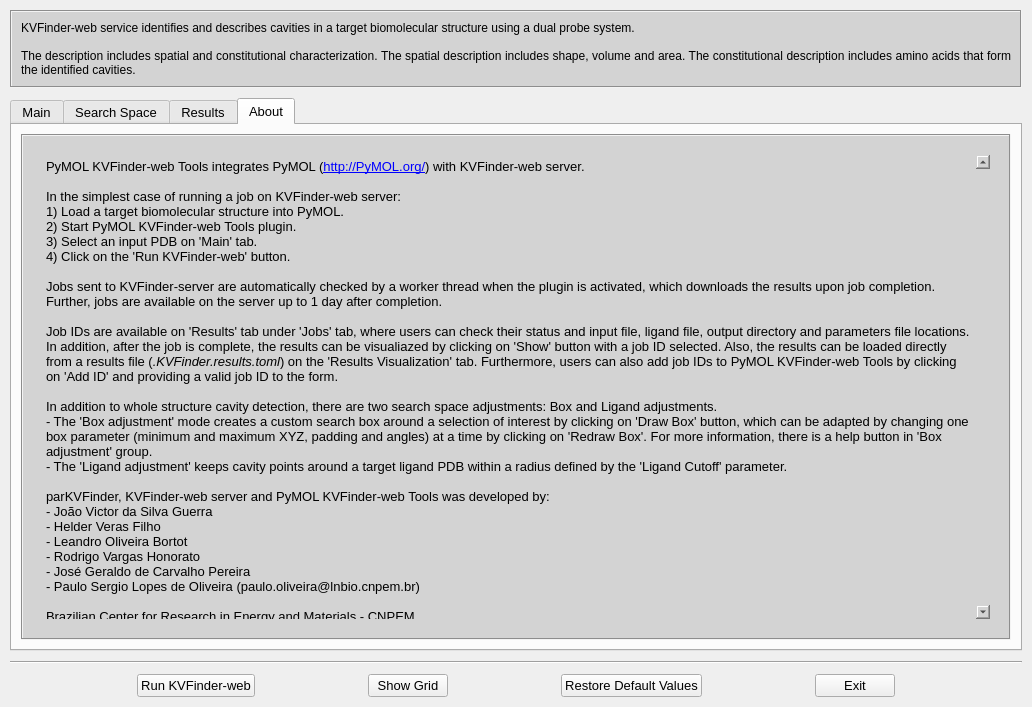
LBC-LNBio/PyMOL-KVFinder-web-Tools, file PyMOL-KVFinder-web-tools/PyMOL-KVFinder-web-tools.ui: the form before one commit.
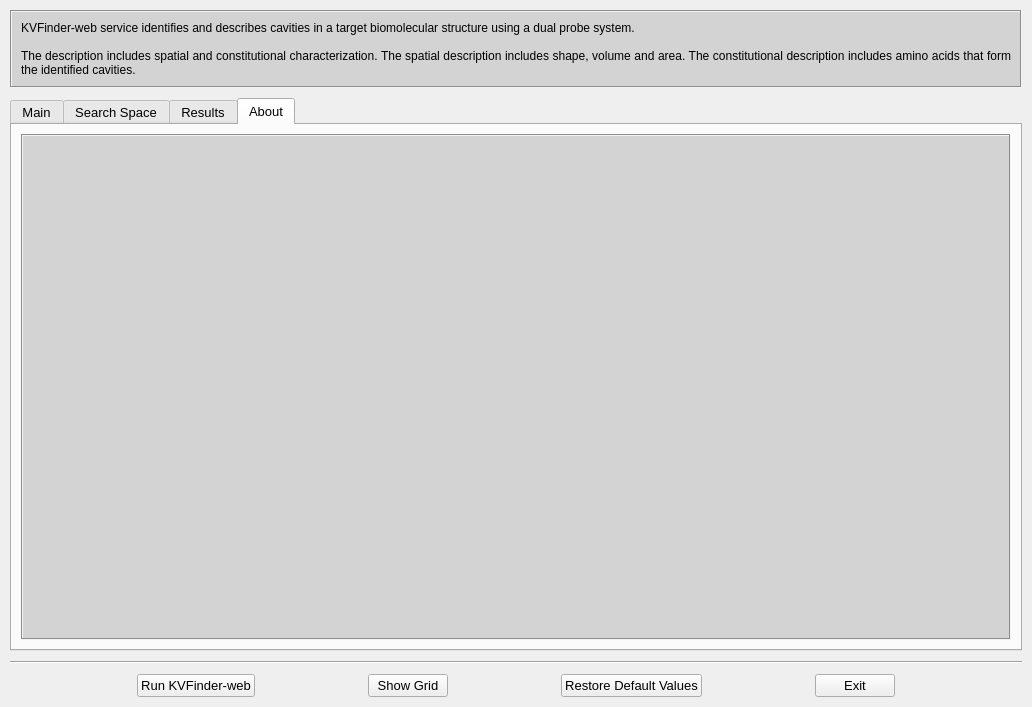
The form after the commit. The open tabs and pages were chosen to show the change.

Commit message: Update PyMOL plugin client messages

Diff of the .ui file:
```diff
--- a/PyMOL-KVFinder-web-tools/PyMOL-KVFinder-web-tools.ui
+++ b/PyMOL-KVFinder-web-tools/PyMOL-KVFinder-web-tools.ui
@@ -2053,41 +2053,8 @@
            <string>&lt;!DOCTYPE HTML PUBLIC &quot;-//W3C//DTD HTML 4.0//EN&quot; &quot;http://www.w3.org/TR/REC-html40/strict.dtd&quot;&gt;
 &lt;html&gt;&lt;head&gt;&lt;meta name=&quot;qrichtext&quot; content=&quot;1&quot; /&gt;&lt;style type=&quot;text/css&quot;&gt;
 p, li { white-space: pre-wrap; }
-&lt;/style&gt;&lt;/head&gt;&lt;body style=&quot; font-family:'Sans Serif'; font-size:9pt; font-weight:400; font-style:normal;&quot;&gt;
-&lt;p style=&quot; margin-top:0px; margin-bottom:0px; margin-left:0px; margin-right:0px; -qt-block-indent:0; text-indent:0px;&quot;&gt;&lt;span style=&quot; font-size:10pt;&quot;&gt;PyMOL KVFinder-web Tools integrates PyMOL (&lt;/span&gt;&lt;a href=&quot;http://PyMOL.org/&quot;&gt;&lt;span style=&quot; font-size:10pt; text-decoration: underline; color:#0000ff;&quot;&gt;http://PyMOL.org/&lt;/span&gt;&lt;/a&gt;&lt;span style=&quot; font-size:10pt;&quot;&gt;) with KVFinder-web server.&lt;/span&gt;&lt;/p&gt;
-&lt;p style=&quot;-qt-paragraph-type:empty; margin-top:0px; margin-bottom:0px; margin-left:0px; margin-right:0px; -qt-block-indent:0; text-indent:0px; font-size:10pt;&quot;&gt;&lt;br /&gt;&lt;/p&gt;
-&lt;p style=&quot; margin-top:0px; margin-bottom:0px; margin-left:0px; margin-right:0px; -qt-block-indent:0; text-indent:0px;&quot;&gt;&lt;span style=&quot; font-size:10pt;&quot;&gt;In the simplest case of running a job on KVFinder-web server:&lt;/span&gt;&lt;/p&gt;
-&lt;p style=&quot; margin-top:0px; margin-bottom:0px; margin-left:0px; margin-right:0px; -qt-block-indent:0; text-indent:0px;&quot;&gt;&lt;span style=&quot; font-size:10pt;&quot;&gt;1) Load a target biomolecular structure into PyMOL.&lt;/span&gt;&lt;/p&gt;
-&lt;p style=&quot; margin-top:0px; margin-bottom:0px; margin-left:0px; margin-right:0px; -qt-block-indent:0; text-indent:0px;&quot;&gt;&lt;span style=&quot; font-size:10pt;&quot;&gt;2) Start PyMOL KVFinder-web Tools plugin.&lt;/span&gt;&lt;/p&gt;
-&lt;p style=&quot; margin-top:0px; margin-bottom:0px; margin-left:0px; margin-right:0px; -qt-block-indent:0; text-indent:0px;&quot;&gt;&lt;span style=&quot; font-size:10pt;&quot;&gt;3) Select an input PDB on 'Main' tab.&lt;/span&gt;&lt;/p&gt;
-&lt;p style=&quot; margin-top:0px; margin-bottom:0px; margin-left:0px; margin-right:0px; -qt-block-indent:0; text-indent:0px;&quot;&gt;&lt;span style=&quot; font-size:10pt;&quot;&gt;4) Click on the 'Run KVFinder-web' button.&lt;/span&gt;&lt;/p&gt;
-&lt;p style=&quot;-qt-paragraph-type:empty; margin-top:0px; margin-bottom:0px; margin-left:0px; margin-right:0px; -qt-block-indent:0; text-indent:0px; font-size:10pt;&quot;&gt;&lt;br /&gt;&lt;/p&gt;
-&lt;p style=&quot; margin-top:0px; margin-bottom:0px; margin-left:0px; margin-right:0px; -qt-block-indent:0; text-indent:0px;&quot;&gt;&lt;span style=&quot; font-size:10pt;&quot;&gt;Jobs sent to KVFinder-server are automatically checked by a worker thread when the plugin is activated, which downloads the results upon job completion. Further, jobs are available on the server up to 1 day after completion.&lt;/span&gt;&lt;/p&gt;
-&lt;p style=&quot;-qt-paragraph-type:empty; margin-top:0px; margin-bottom:0px; margin-left:0px; margin-right:0px; -qt-block-indent:0; text-indent:0px; font-size:10pt;&quot;&gt;&lt;br /&gt;&lt;/p&gt;
-&lt;p style=&quot; margin-top:0px; margin-bottom:0px; margin-left:0px; margin-right:0px; -qt-block-indent:0; text-indent:0px;&quot;&gt;&lt;span style=&quot; font-size:10pt;&quot;&gt;Job IDs are available on 'Results' tab under 'Jobs' tab, where users can check their status and input file, ligand file, output directory and parameters file locations. In addition, after the job is complete, the results can be visualiazed by clicking on 'Show' button with a job ID selected. Also, the results can be loaded directly from a results file (&lt;/span&gt;&lt;span style=&quot; font-size:10pt; font-style:italic;&quot;&gt;.KVFinder.results.toml&lt;/span&gt;&lt;span style=&quot; font-size:10pt;&quot;&gt;) on the 'Results Visualization' tab. Furthermore, users can also add job IDs to PyMOL KVFinder-web Tools by clicking on 'Add ID' and providing a valid job ID to the form.&lt;/span&gt;&lt;/p&gt;
-&lt;p style=&quot;-qt-paragraph-type:empty; margin-top:0px; margin-bottom:0px; margin-left:0px; margin-right:0px; -qt-block-indent:0; text-indent:0px; font-size:10pt;&quot;&gt;&lt;br /&gt;&lt;/p&gt;
-&lt;p style=&quot; margin-top:0px; margin-bottom:0px; margin-left:0px; margin-right:0px; -qt-block-indent:0; text-indent:0px;&quot;&gt;&lt;span style=&quot; font-size:10pt;&quot;&gt;In addition to whole structure cavity detection, there are two search space adjustments: Box and Ligand adjustments.&lt;/span&gt;&lt;/p&gt;
-&lt;p style=&quot; margin-top:0px; margin-bottom:0px; margin-left:0px; margin-right:0px; -qt-block-indent:0; text-indent:0px;&quot;&gt;&lt;span style=&quot; font-size:10pt;&quot;&gt;- The 'Box adjustment' mode creates a custom search box around a selection of interest by clicking on 'Draw Box' button, which can be adapted by changing one box parameter (minimum and maximum XYZ, padding and angles) at a time by clicking on 'Redraw Box'. For more information, there is a help button in 'Box adjustment' group.&lt;/span&gt;&lt;/p&gt;
-&lt;p style=&quot; margin-top:0px; margin-bottom:0px; margin-left:0px; margin-right:0px; -qt-block-indent:0; text-indent:0px;&quot;&gt;&lt;span style=&quot; font-size:10pt;&quot;&gt;- The 'Ligand adjustment' keeps cavity points around a target ligand PDB within a radius defined by the 'Ligand Cutoff' parameter.&lt;/span&gt;&lt;/p&gt;
-&lt;p style=&quot;-qt-paragraph-type:empty; margin-top:0px; margin-bottom:0px; margin-left:0px; margin-right:0px; -qt-block-indent:0; text-indent:0px; font-size:10pt;&quot;&gt;&lt;br /&gt;&lt;/p&gt;
-&lt;p style=&quot; margin-top:0px; margin-bottom:0px; margin-left:0px; margin-right:0px; -qt-block-indent:0; text-indent:0px;&quot;&gt;&lt;span style=&quot; font-size:10pt;&quot;&gt;parKVFinder, KVFinder-web server and PyMOL KVFinder-web Tools was developed by:&lt;/span&gt;&lt;/p&gt;
-&lt;p style=&quot; margin-top:0px; margin-bottom:0px; margin-left:0px; margin-right:0px; -qt-block-indent:0; text-indent:0px;&quot;&gt;&lt;span style=&quot; font-size:10pt;&quot;&gt;- João Victor da Silva Guerra&lt;/span&gt;&lt;/p&gt;
-&lt;p style=&quot; margin-top:0px; margin-bottom:0px; margin-left:0px; margin-right:0px; -qt-block-indent:0; text-indent:0px;&quot;&gt;&lt;span style=&quot; font-size:10pt;&quot;&gt;- Helder Veras Filho&lt;/span&gt;&lt;/p&gt;
-&lt;p style=&quot; margin-top:0px; margin-bottom:0px; margin-left:0px; margin-right:0px; -qt-block-indent:0; text-indent:0px;&quot;&gt;&lt;span style=&quot; font-size:10pt;&quot;&gt;- Leandro Oliveira Bortot&lt;/span&gt;&lt;/p&gt;
-&lt;p style=&quot; margin-top:0px; margin-bottom:0px; margin-left:0px; margin-right:0px; -qt-block-indent:0; text-indent:0px;&quot;&gt;&lt;span style=&quot; font-size:10pt;&quot;&gt;- Rodrigo Vargas Honorato&lt;/span&gt;&lt;/p&gt;
-&lt;p style=&quot; margin-top:0px; margin-bottom:0px; margin-left:0px; margin-right:0px; -qt-block-indent:0; text-indent:0px;&quot;&gt;&lt;span style=&quot; font-size:10pt;&quot;&gt;- José Geraldo de Carvalho Pereira&lt;/span&gt;&lt;/p&gt;
-&lt;p style=&quot; margin-top:0px; margin-bottom:0px; margin-left:0px; margin-right:0px; -qt-block-indent:0; text-indent:0px;&quot;&gt;&lt;span style=&quot; font-size:10pt;&quot;&gt;- Paulo Sergio Lopes de Oliveira (paulo.oliveira@lnbio.cnpem.br)&lt;/span&gt;&lt;/p&gt;
-&lt;p style=&quot;-qt-paragraph-type:empty; margin-top:0px; margin-bottom:0px; margin-left:0px; margin-right:0px; -qt-block-indent:0; text-indent:0px; font-size:10pt;&quot;&gt;&lt;br /&gt;&lt;/p&gt;
-&lt;p style=&quot; margin-top:0px; margin-bottom:0px; margin-left:0px; margin-right:0px; -qt-block-indent:0; text-indent:0px;&quot;&gt;&lt;span style=&quot; font-size:10pt;&quot;&gt;Brazilian Center for Research in Energy and Materials - CNPEM&lt;/span&gt;&lt;/p&gt;
-&lt;p style=&quot; margin-top:0px; margin-bottom:0px; margin-left:0px; margin-right:0px; -qt-block-indent:0; text-indent:0px;&quot;&gt;&lt;span style=&quot; font-size:10pt;&quot;&gt;Brazilian Biosciences National Laboratory - LNBio&lt;/span&gt;&lt;/p&gt;
-&lt;p style=&quot;-qt-paragraph-type:empty; margin-top:0px; margin-bottom:0px; margin-left:0px; margin-right:0px; -qt-block-indent:0; text-indent:0px; font-size:10pt;&quot;&gt;&lt;br /&gt;&lt;/p&gt;
-&lt;p style=&quot; margin-top:0px; margin-bottom:0px; margin-left:0px; margin-right:0px; -qt-block-indent:0; text-indent:0px;&quot;&gt;&lt;span style=&quot; font-size:10pt;&quot;&gt;Please refer and cite the parKVFinder paper if you use it in a publication.&lt;/span&gt;&lt;/p&gt;
-&lt;p style=&quot;-qt-paragraph-type:empty; margin-top:0px; margin-bottom:0px; margin-left:0px; margin-right:0px; -qt-block-indent:0; text-indent:0px; font-size:10pt;&quot;&gt;&lt;br /&gt;&lt;/p&gt;
-&lt;p style=&quot; margin-top:0px; margin-bottom:0px; margin-left:0px; margin-right:0px; -qt-block-indent:0; text-indent:0px;&quot;&gt;&lt;span style=&quot; font-size:10pt;&quot;&gt;Citation:&lt;/span&gt;&lt;/p&gt;
-&lt;p style=&quot; margin-top:0px; margin-bottom:0px; margin-left:0px; margin-right:0px; -qt-block-indent:0; text-indent:0px;&quot;&gt;&lt;span style=&quot; font-size:10pt;&quot;&gt;&amp;lt;paper&amp;gt;&lt;/span&gt;&lt;/p&gt;
-&lt;p style=&quot;-qt-paragraph-type:empty; margin-top:0px; margin-bottom:0px; margin-left:0px; margin-right:0px; -qt-block-indent:0; text-indent:0px; font-size:10pt;&quot;&gt;&lt;br /&gt;&lt;/p&gt;
-&lt;p style=&quot; margin-top:0px; margin-bottom:0px; margin-left:0px; margin-right:0px; -qt-block-indent:0; text-indent:0px;&quot;&gt;&lt;span style=&quot; font-size:10pt;&quot;&gt;Citation for PyMOL 2 may be found here:&lt;/span&gt;&lt;/p&gt;
-&lt;p style=&quot; margin-top:0px; margin-bottom:0px; margin-left:0px; margin-right:0px; -qt-block-indent:0; text-indent:0px;&quot;&gt;&lt;a href=&quot;http://pymol.sourceforge.net/faq.html#CITE&quot;&gt;&lt;span style=&quot; font-size:10pt; text-decoration: underline; color:#0000ff;&quot;&gt;https://pymol.org/2/support.html?&lt;/span&gt;&lt;/a&gt;&lt;/p&gt;&lt;/body&gt;&lt;/html&gt;</string>
+&lt;/style&gt;&lt;/head&gt;&lt;body style=&quot; font-family:'Sans Serif'; font-size:10pt; font-weight:400; font-style:normal;&quot;&gt;
+&lt;p style=&quot;-qt-paragraph-type:empty; margin-top:0px; margin-bottom:0px; margin-left:0px; margin-right:0px; -qt-block-indent:0; text-indent:0px;&quot;&gt;&lt;br /&gt;&lt;/p&gt;&lt;/body&gt;&lt;/html&gt;</string>
           </property>
           <property name="acceptRichText">
            <bool>true</bool>
```
The commit also changes 1 other file.
